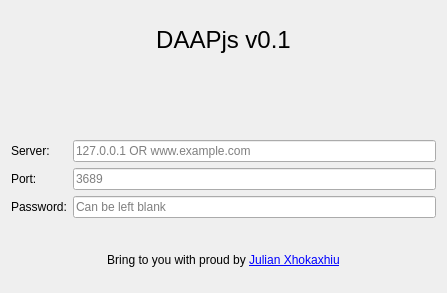
This is content/contents/code/config.ui in julianxhokaxhiu/tomahawk-daapjs as Qt 5 draws it before an edit. The edited form follows.
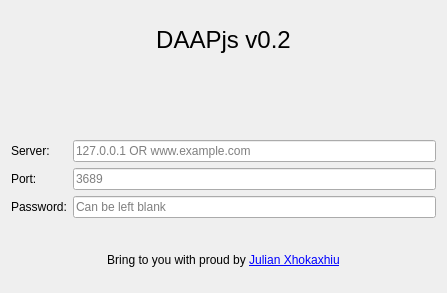
This is the edited form. Icons and pictures are not drawn.

The edit to the form file:
```diff
--- a/content/contents/code/config.ui
+++ b/content/contents/code/config.ui
@@ -17,7 +17,7 @@
    <item>
     <widget class="QLabel" name="label_2">
      <property name="text">
-      <string notr="true">&lt;html&gt;&lt;head/&gt;&lt;body&gt;&lt;p align=&quot;center&quot;&gt;&lt;span style=&quot; font-size:18pt;&quot;&gt;DAAPjs v0.1&lt;/span&gt;&lt;/p&gt;&lt;/body&gt;&lt;/html&gt;</string>
+      <string notr="true">&lt;html&gt;&lt;head/&gt;&lt;body&gt;&lt;p align=&quot;center&quot;&gt;&lt;span style=&quot; font-size:18pt;&quot;&gt;DAAPjs v0.2&lt;/span&gt;&lt;/p&gt;&lt;/body&gt;&lt;/html&gt;</string>
      </property>
      <property name="alignment">
       <set>Qt::AlignCenter</set>
```
